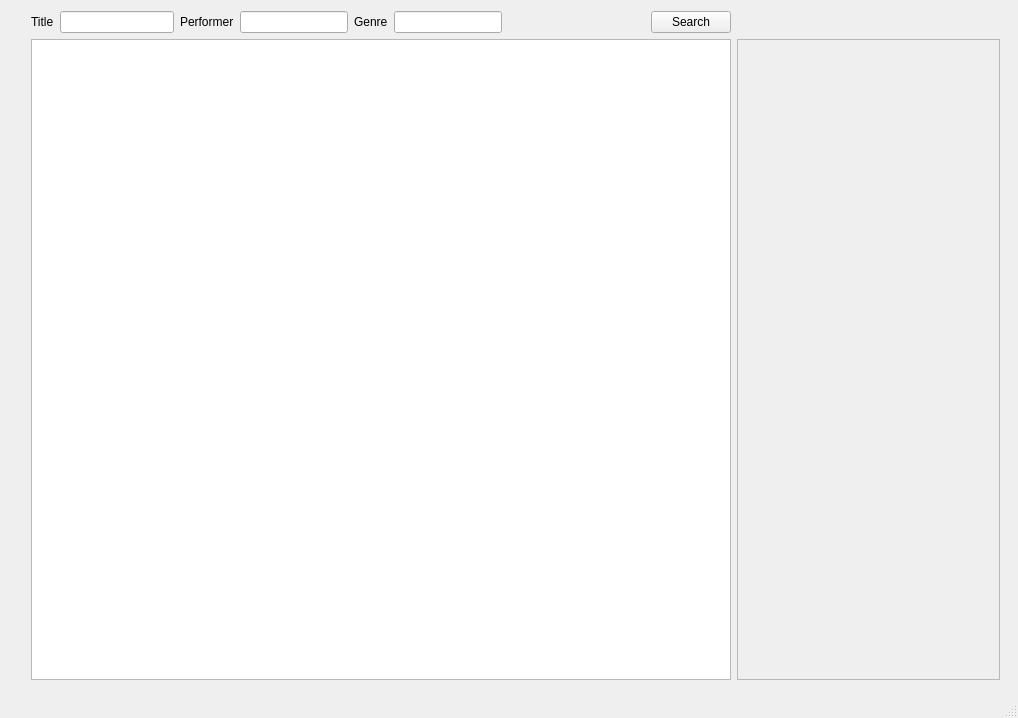
This is src/Client/mainwindow.ui in antic11d/RS020-graphify as Qt 5 draws it before an edit. The edited form follows.
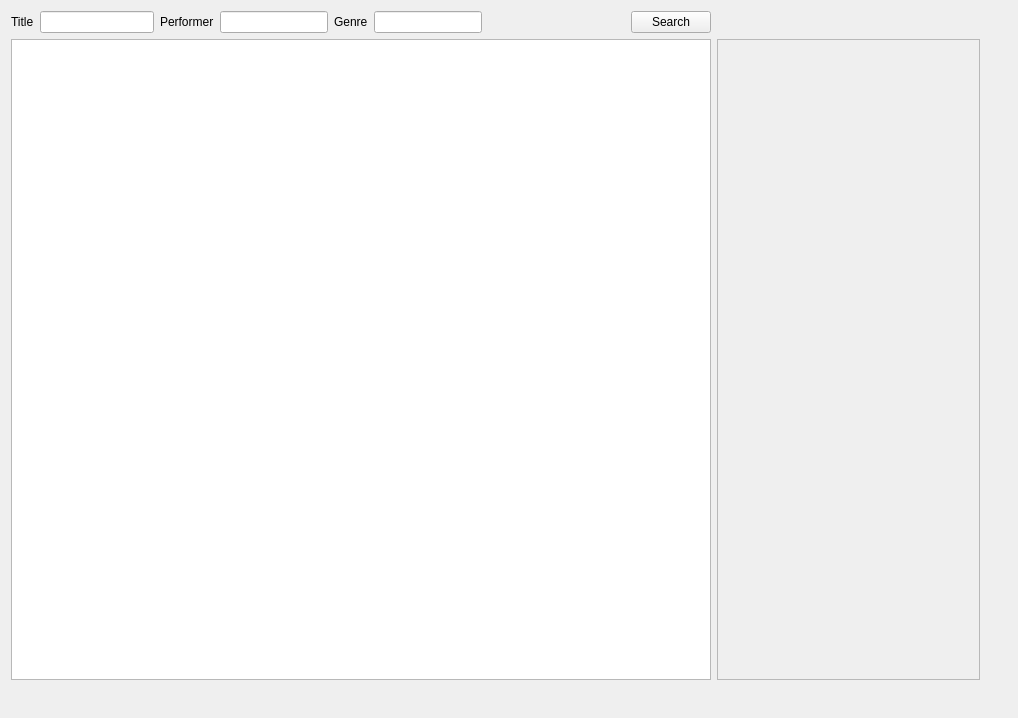
This is the edited form.

Patch:
```diff
--- a/src/Client/mainwindow.ui
+++ b/src/Client/mainwindow.ui
@@ -11,7 +11,7 @@
    </rect>
   </property>
   <property name="sizePolicy">
-   <sizepolicy hsizetype="MinimumExpanding" vsizetype="Preferred">
+   <sizepolicy hsizetype="Expanding" vsizetype="Expanding">
     <horstretch>0</horstretch>
     <verstretch>0</verstretch>
    </sizepolicy>
@@ -24,7 +24,7 @@
     <bool>true</bool>
    </property>
    <property name="sizePolicy">
-    <sizepolicy hsizetype="MinimumExpanding" vsizetype="MinimumExpanding">
+    <sizepolicy hsizetype="Expanding" vsizetype="Expanding">
      <horstretch>1</horstretch>
      <verstretch>1</verstretch>
     </sizepolicy>
@@ -35,7 +35,7 @@
    <widget class="QWidget" name="gridLayoutWidget">
     <property name="geometry">
      <rect>
-      <x>20</x>
+      <x>0</x>
       <y>0</y>
       <width>991</width>
       <height>691</height>
@@ -147,7 +147,6 @@
     </layout>
    </widget>
   </widget>
-  <widget class="QStatusBar" name="statusBar"/>
  </widget>
  <layoutdefault spacing="6" margin="11"/>
  <resources/>
```
